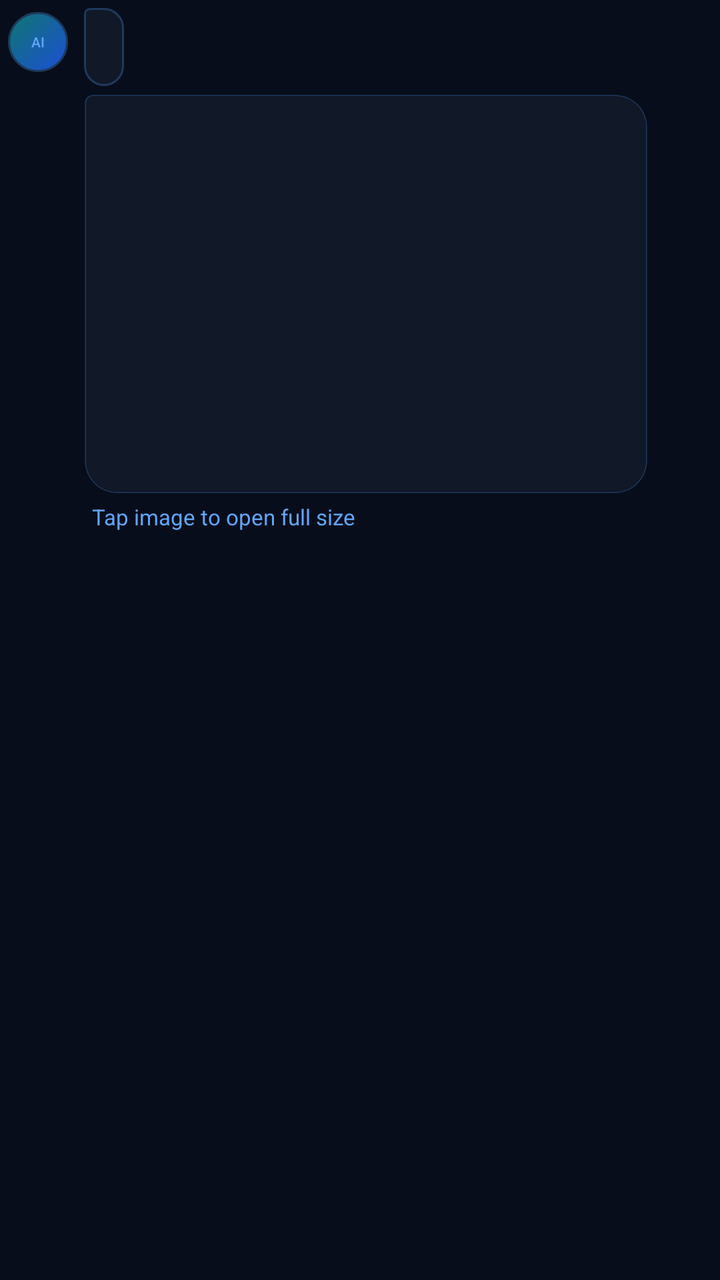
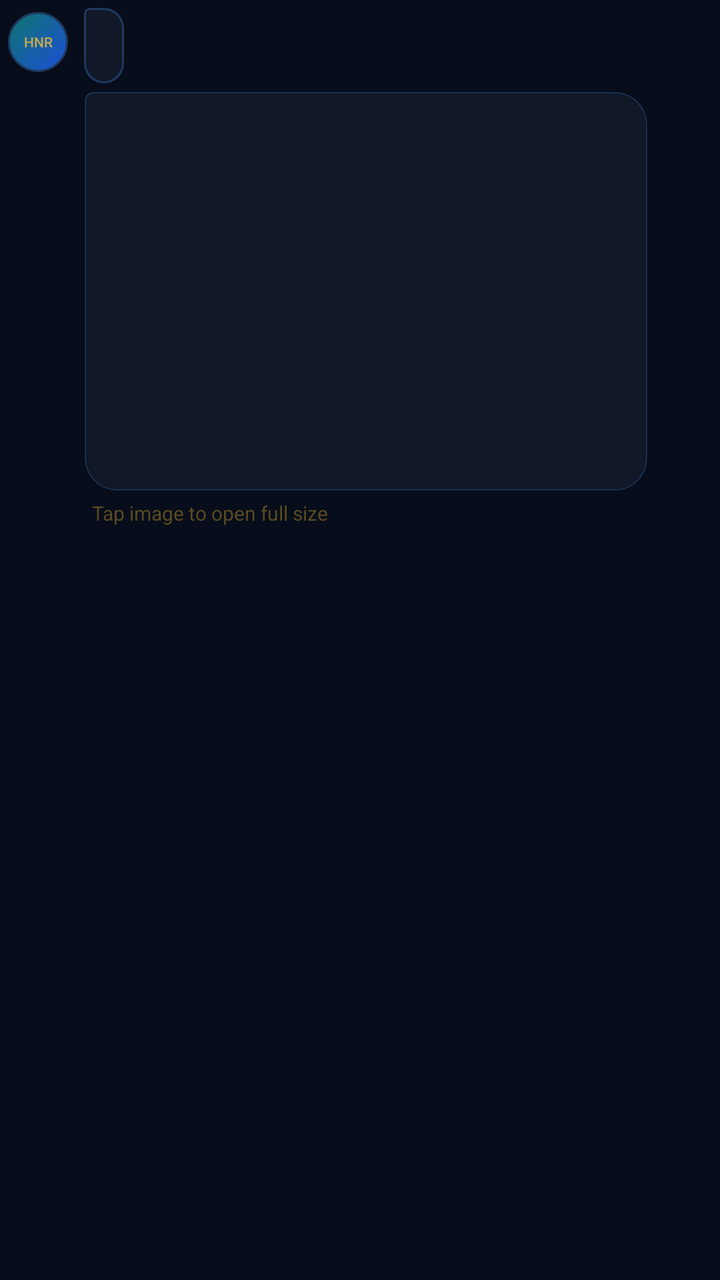

Two renders of the same Android screen: before a commit and after it. Below are the layout's source before the change and the commit's diff.
<!-- AndroidManifest.xml: application theme Theme.Jarvis -->
<!-- res/layout/item_message_url_image.xml -->
<?xml version="1.0" encoding="utf-8"?>
<LinearLayout xmlns:android="http://schemas.android.com/apk/res/android"
    android:layout_width="match_parent"
    android:layout_height="wrap_content"
    android:orientation="horizontal"
    android:padding="4dp">

    <TextView
        android:id="@+id/tv_avatar"
        android:layout_width="30dp"
        android:layout_height="30dp"
        android:gravity="center"
        android:text="AI"
        android:textColor="#60a5fa"
        android:textSize="7sp"
        android:fontFamily="sans-serif-medium"
        android:background="@drawable/bg_avatar"
        android:layout_marginTop="2dp"/>

    <LinearLayout
        android:layout_width="0dp"
        android:layout_height="wrap_content"
        android:layout_weight="1"
        android:orientation="vertical"
        android:layout_marginStart="8dp"
        android:layout_marginEnd="32dp">

        <TextView
            android:id="@+id/tv_message"
            android:layout_width="wrap_content"
            android:layout_height="wrap_content"
            android:background="@drawable/bg_bubble_jarvis"
            android:textColor="#e2e8f0"
            android:textSize="14sp"
            android:padding="10dp"
            android:layout_marginBottom="4dp"/>

        <ImageView
            android:id="@+id/iv_image"
            android:layout_width="match_parent"
            android:layout_height="200dp"
            android:scaleType="centerCrop"
            android:background="@drawable/bg_bubble_jarvis"
            android:clipToOutline="true"/>

        <TextView
            android:id="@+id/tv_hint"
            android:layout_width="wrap_content"
            android:layout_height="wrap_content"
            android:text="Tap image to open full size"
            android:textColor="#60a5fa"
            android:textSize="11sp"
            android:padding="4dp"/>

    </LinearLayout>

</LinearLayout>
<!-- resources referenced by this layout -->
<resources>
  <!-- drawable bg_avatar (drawable) -->
  <?xml version="1.0" encoding="utf-8"?>
  <shape xmlns:android="http://schemas.android.com/apk/res/android" android:shape="oval">
      <gradient android:startColor="#1d4ed8" android:endColor="#0f766e" android:angle="135"/>
      <stroke android:width="1dp" android:color="#1e3a5f"/>
  </shape>
  <!-- drawable bg_bubble_jarvis (drawable) -->
  <?xml version="1.0" encoding="utf-8"?>
  <shape xmlns:android="http://schemas.android.com/apk/res/android" android:shape="rectangle">
      <solid android:color="#111827"/>
      <stroke android:width="1dp" android:color="#1e3a5f"/>
      <corners android:topLeftRadius="4dp" android:topRightRadius="16dp"
               android:bottomLeftRadius="16dp" android:bottomRightRadius="16dp"/>
  </shape>
  <style name="Theme.Jarvis" parent="Theme.AppCompat.NoActionBar">
          <item name="android:windowBackground">#070d1a</item>
          <item name="android:statusBarColor">#070d1a</item>
          <item name="android:navigationBarColor">#070d1a</item>
          <item name="android:windowFullscreen">true</item>
          <item name="colorPrimary">#3b82f6</item>
          <item name="colorPrimaryDark">#1d4ed8</item>
          <item name="colorAccent">#3b82f6</item>
      </style>
</resources>

<!-- the commit's change to res/layout/item_message_url_image.xml (unified diff, before → after) -->
@@ -10,8 +10,8 @@
         android:layout_width="30dp"
         android:layout_height="30dp"
         android:gravity="center"
-        android:text="AI"
-        android:textColor="#60a5fa"
+        android:text="HNR"
+        android:textColor="#c9a84c"
         android:textSize="7sp"
         android:fontFamily="sans-serif-medium"
         android:background="@drawable/bg_avatar"
@@ -30,8 +30,8 @@
             android:layout_width="wrap_content"
             android:layout_height="wrap_content"
             android:background="@drawable/bg_bubble_jarvis"
-            android:textColor="#e2e8f0"
-            android:textSize="14sp"
+            android:textColor="#c9a84c"
+            android:textSize="13sp"
             android:padding="10dp"
             android:layout_marginBottom="4dp"/>
 
@@ -48,8 +48,8 @@
             android:layout_width="wrap_content"
             android:layout_height="wrap_content"
             android:text="Tap image to open full size"
-            android:textColor="#60a5fa"
-            android:textSize="11sp"
+            android:textColor="#5a4a22"
+            android:textSize="10sp"
             android:padding="4dp"/>
 
     </LinearLayout>
